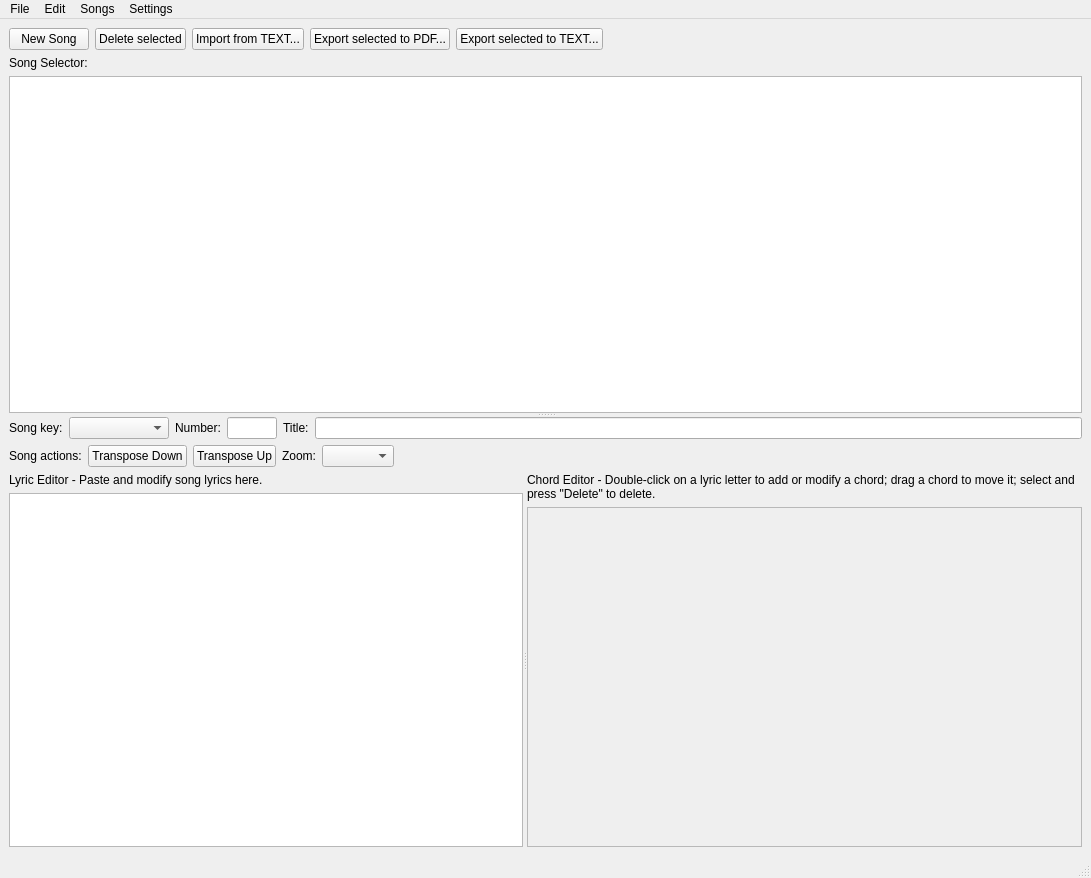
Old version of the form src/softchordeditor.ui in the repository matvey83/softChord.
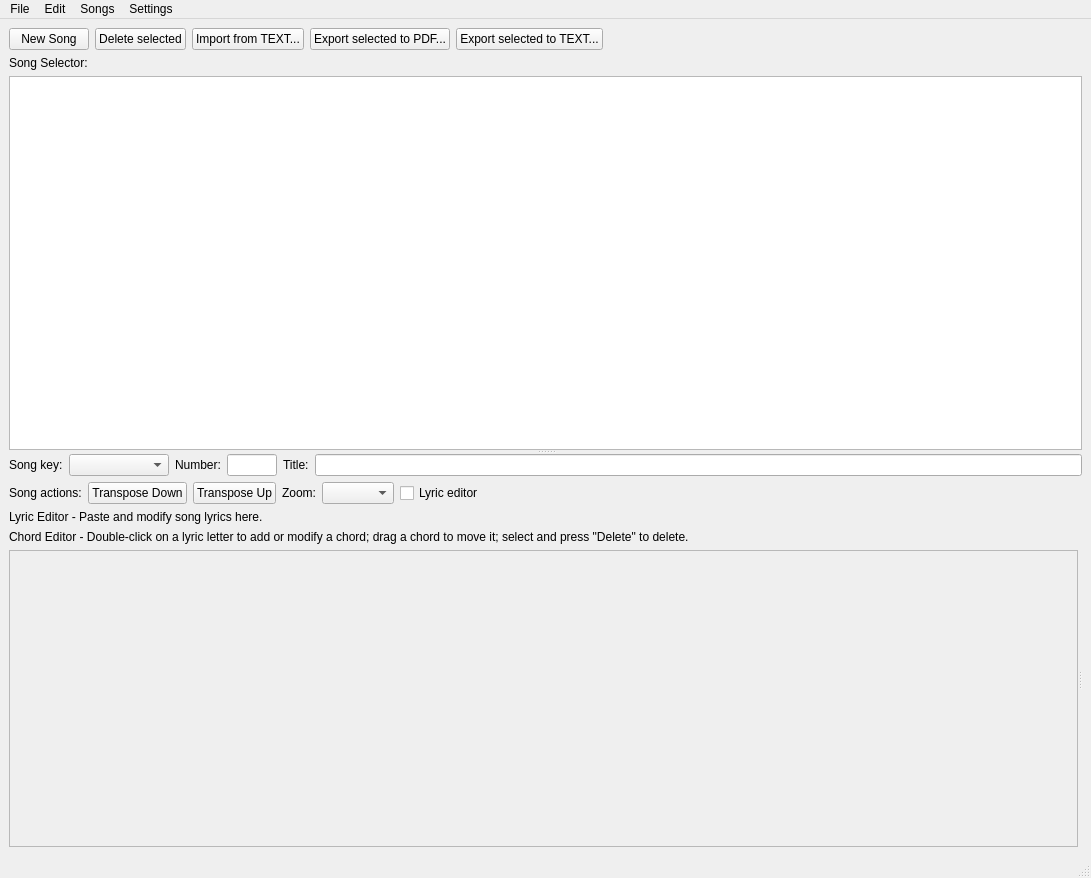
New version of the form.

Commit message: The lyrics editor now prints chords above the text lines

```diff
--- a/src/softchordeditor.ui
+++ b/src/softchordeditor.ui
@@ -182,6 +182,13 @@
           <item>
            <widget class="QComboBox" name="comboTextSize"/>
           </item>
+          <item>
+           <widget class="QCheckBox" name="lyrics_editor_box">
+            <property name="text">
+             <string>Lyric editor</string>
+            </property>
+           </widget>
+          </item>
           <item>
            <spacer name="horizontalSpacer_3">
             <property name="orientation">
@@ -221,20 +228,6 @@
              </widget>
             </item>
             <item>
-             <widget class="QPlainTextEdit" name="song_text_edit">
-              <property name="minimumSize">
-               <size>
-                <width>100</width>
-                <height>100</height>
-               </size>
-              </property>
-             </widget>
-            </item>
-           </layout>
-          </widget>
-          <widget class="QWidget" name="layoutWidget">
-           <layout class="QVBoxLayout" name="verticalLayout">
-            <item>
              <widget class="QLabel" name="label_2">
               <property name="text">
                <string>Chord Editor - Double-click on a lyric letter to add or modify a chord; drag a chord to move it; select and press &quot;Delete&quot; to delete.</string>
@@ -266,8 +259,8 @@
                 <rect>
                  <x>0</x>
                  <y>0</y>
-                 <width>564</width>
-                 <height>329</height>
+                 <width>1047</width>
+                 <height>307</height>
                 </rect>
                </property>
               </widget>
@@ -275,6 +268,9 @@
             </item>
            </layout>
           </widget>
+          <widget class="QWidget" name="layoutWidget">
+           <layout class="QVBoxLayout" name="verticalLayout"/>
+          </widget>
          </widget>
         </item>
        </layout>
```
Left out of the diff: 5 changed lines with no effect on the pictures. The commit also changes 1 other file.
